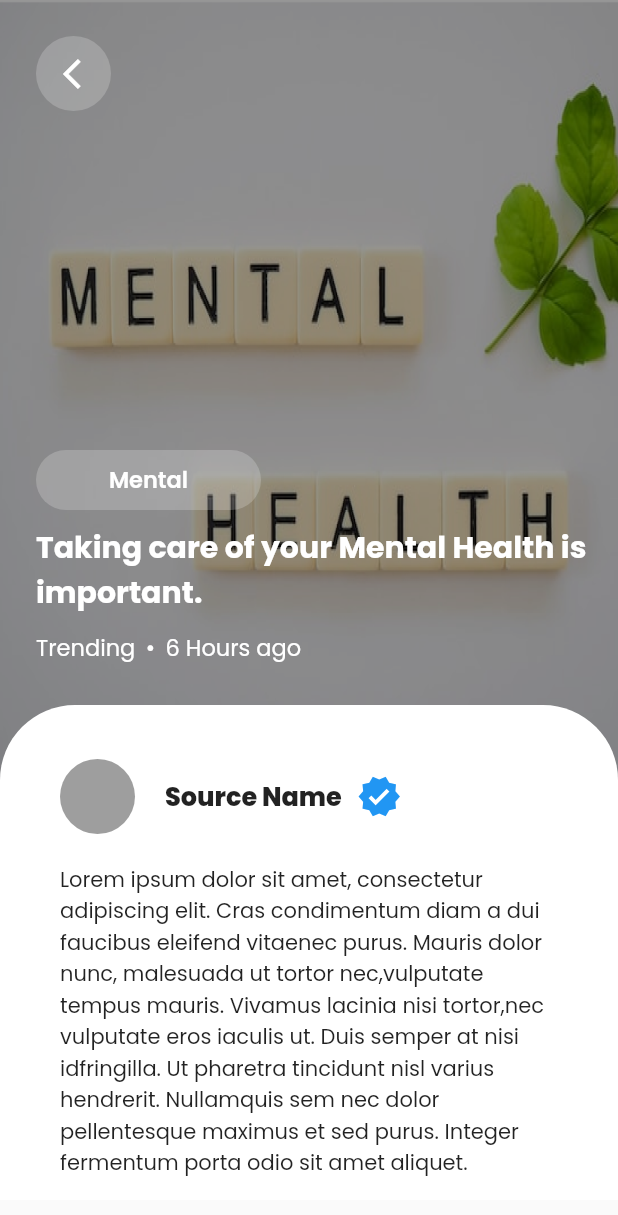
After one commit to Meyy17/ZendMind_Apllication-Mobile-Flutter, a Flutter app: the ArticleDetail screen opened directly, on a phone screen of 412 x 824 dp. The commit adds this screen. Shown: the top 1215 px of the screen. Run offline on Flutter 3.47's test engine with Material 2 defaults, Android fonts, the light colour scheme and no system bars; our stand-ins replace action_slider, carousel_slider, dots_indicator, flutter_svg, google_fonts, page_transition and 2 more; accounts and stored records are empty; project files that could hold a hidden picture were left out.

Commit message:
style [BA] add UI Article Detail

```diff
--- /dev/null
+++ b/lib/Main/UserMain/Article/ArticleDetail/article_detail.dart
@@ -0,0 +1,169 @@
+import 'package:flutter/material.dart';
+import 'package:flutter_svg/flutter_svg.dart';
+
+class ArticleDetail extends StatefulWidget {
+  const ArticleDetail({Key? key}) : super(key: key);
+
+  @override
+  State<ArticleDetail> createState() => _ArticleDetailState();
+}
+
+class _ArticleDetailState extends State<ArticleDetail> {
+  @override
+  Widget build(BuildContext context) {
+    return Scaffold(
+      body: Column(children: [
+        Stack(
+          children: [
+            Container(
+              width: double.infinity,
+              child:
+                  Image.asset('Assets/Picture/Svg/ArticleDetailFill.png'),
+            ),
+            Container(
+              width: double.infinity,
+              height: 570,
+              decoration: BoxDecoration(
+                color: Colors.black.withOpacity(0.4),
+              ),
+            ),
+            Container(
+              margin: EdgeInsets.only(top: 24, left: 24),
+              padding: EdgeInsets.only(left: 10),
+              child: Icon(
+                Icons.arrow_back_ios,
+                color: Colors.white,
+              ),
+              decoration: BoxDecoration(
+                color: Colors.white.withOpacity(0.2),
+                borderRadius: BorderRadius.circular(100),
+              ),
+              width: 50,
+              height: 50,
+            ),
+            Container(
+              alignment: Alignment.center,
+              margin: EdgeInsets.only(top: 300, left: 24),
+              child: Text(
+                'Mental',
+                style: TextStyle(
+                  fontSize: 15,
+                  fontWeight: FontWeight.w600,
+                  color: Colors.white,
+                ),
+              ),
+              decoration: BoxDecoration(
+                color: Colors.white.withOpacity(0.2),
+                borderRadius: BorderRadius.circular(100),
+              ),
+              width: 150,
+              height: 40,
+            ),
+            Container(
+              margin: EdgeInsets.only(top: 350, left: 24),
+              child: Text(
+                'Taking care of your Mental Health is important.',
+                style: TextStyle(
+                  color: Colors.white,
+                  fontSize: 20,
+                  fontWeight: FontWeight.w700,
+                ),
+              ),
+            ),
+            Container(
+              margin: EdgeInsets.only(top: 420, left: 24),
+              child: Row(
+                children: [
+                  Text(
+                    'Trending',
+                    style: TextStyle(
+                      fontSize: 15,
+                      color: Colors.white,
+                    ),
+                  ),
+                  SizedBox(
+                    width: 7,
+                  ),
+                  Text(
+                    '•',
+                    style: TextStyle(
+                      fontSize: 15,
+                      color: Colors.white,
+                    ),
+                  ),
+                  SizedBox(
+                    width: 7,
+                  ),
+                  Text(
+                    '6 Hours ago',
+                    style: TextStyle(
+                      fontSize: 15,
+                      color: Colors.white,
+                    ),
+                  ),
+                ],
+              ),
+            ),
+            Padding(
+              padding: const EdgeInsets.only(top: 470),
+              child: Container(
+                padding: EdgeInsets.only(top: 36, left: 40, right: 40),
+                alignment: Alignment.topLeft,
+                height: 330,
+                decoration: BoxDecoration(
+                    color: Colors.white,
+                    borderRadius: BorderRadius.only(
+                      topLeft: Radius.circular(50),
+                      topRight: Radius.circular(50),
+                    )),
+                child: SingleChildScrollView(
+                  child: Column(
+                    children: [
+                      Row(
+                        children: [
+                          CircleAvatar(
+                            backgroundColor: Colors.grey,
+                            radius: 25,
+                          ),
+                          SizedBox(width: 20,),
+                          Text(
+                              'Source Name',
+                            style: TextStyle(
+                              fontSize: 17,
+                              fontWeight: FontWeight.w800
+                            ),
+                          ),
+                          SizedBox(width: 10,),
+                          Icon(
+                            Icons.verified,
+                            size: 30,
+                            color: Colors.blue,
+                          )
+                        ],
+                      ),
+                      SizedBox(height: 20,),
+                      Text(
+                        'Lorem ipsum dolor sit amet, consectetur adipiscing elit. Cras condimentum diam a dui faucibus eleifend vitaenec purus. Mauris dolor nunc, malesuada ut tortor nec,vulputate tempus mauris. Vivamus lacinia nisi tortor,nec vulputate eros iaculis ut. Duis semper at nisi idfringilla. Ut pharetra tincidunt nisl varius hendrerit. Nullamquis sem nec dolor pellentesque maximus et sed purus. Integer fermentum porta odio sit amet aliquet. ',
+                      ),
+                      SizedBox(height: 20,),
+                      Text(
+                        'Lorem ipsum dolor sit amet, consectetur adipiscing elit. Cras condimentum diam a dui faucibus eleifend vitaenec purus. Mauris dolor nunc, malesuada ut tortor nec,vulputate tempus mauris. Vivamus lacinia nisi tortor,nec vulputate eros iaculis ut. Duis semper at nisi idfringilla. Ut pharetra tincidunt nisl varius hendrerit. Nullamquis sem nec dolor pellentesque maximus et sed purus. Integer fermentum porta odio sit amet aliquet. ',
+                      ),
+                      SizedBox(height: 20,),
+                      Text(
+                        'Lorem ipsum dolor sit amet, consectetur adipiscing elit. Cras condimentum diam a dui faucibus eleifend vitaenec purus. Mauris dolor nunc, malesuada ut tortor nec,vulputate tempus mauris. Vivamus lacinia nisi tortor,nec vulputate eros iaculis ut. Duis semper at nisi idfringilla. Ut pharetra tincidunt nisl varius hendrerit. Nullamquis sem nec dolor pellentesque maximus et sed purus. Integer fermentum porta odio sit amet aliquet. ',
+                      ),
+                      SizedBox(height: 20,),
+                    ],
+                  ),
+                ),
+              ),
+            ),
+          ],
+
+        ),
+
+      ]),
+    );
+  }
+}
--- a/lib/Main/UserMain/Article/widget_article.dart
+++ b/lib/Main/UserMain/Article/widget_article.dart
@@ -1,6 +1,7 @@
 import 'package:carousel_slider/carousel_slider.dart';
 import 'package:dots_indicator/dots_indicator.dart';
 import 'package:flutter/material.dart';
+import 'package:zenmind/Main/UserMain/Article/ArticleDetail/article_detail.dart';
 import 'package:zenmind/settings_all.dart';
 
 class ArticleWidget {
@@ -111,7 +112,12 @@ class ArticleWidget {
             shrinkWrap: true,
             physics: const NeverScrollableScrollPhysics(),
             itemBuilder: (BuildContext context, int index) {
-              return Container(
+              return GestureDetector(
+                onTap: (){
+                  Navigator.push(context, MaterialPageRoute(builder: (context) => ArticleDetail())
+                  );
+                },
+                child: Container(
                   padding: const EdgeInsets.all(10),
                   decoration: BoxDecoration(
                       color: GetTheme().cardColors(context),
@@ -167,6 +173,7 @@ class ArticleWidget {
                       )
                     ],
                   ),
+                ),
               );
             },
             separatorBuilder: (context, index) => const SizedBox(
```
Also changed, not shown: Assets/Picture/Svg/ArticleDetailFill.png (added). Lines whose indentation alone changed are shown as unchanged.
